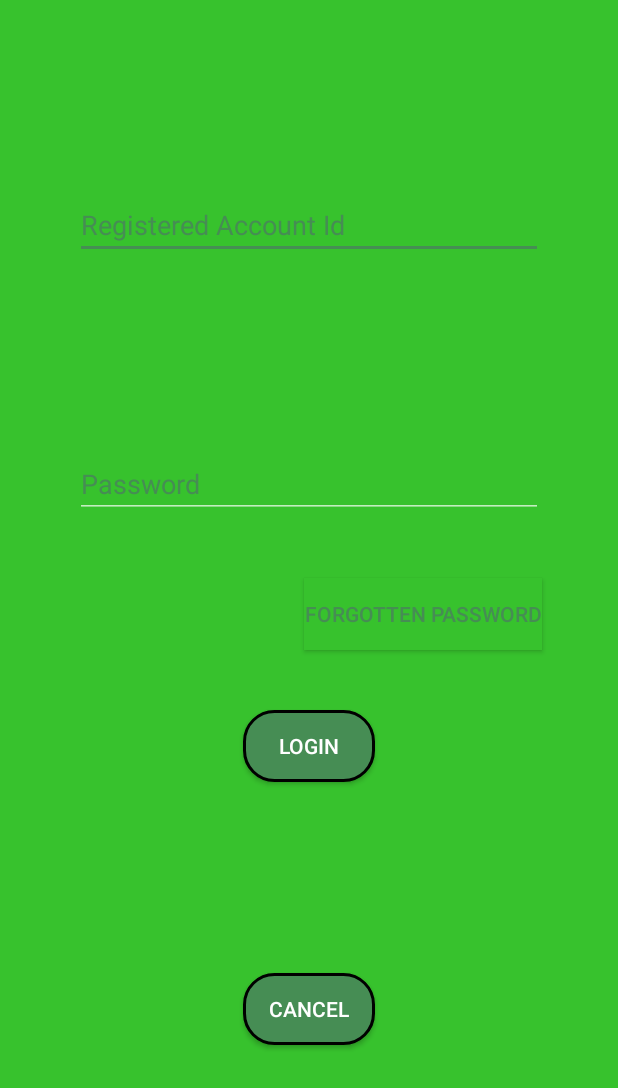
After one commit to prajjwalkumar17/PLANTIFIER, an Android app: the fragment loginFragment shown on its own in the app's theme, on a phone screen of 412 x 824 dp. The commit adds this screen. Shown: the top 1088 px of the screen. Run offline under Robolectric (Android 15) with nearby library versions, the phone set to English and light mode, and no system bars.

Commit message:
Creating the startup and onboarding part

```diff
--- a/app/build.gradle
+++ b/app/build.gradle
@@ -37,6 +37,7 @@ dependencies {
     implementation 'androidx.constraintlayout:constraintlayout:2.1.1'
     implementation 'androidx.navigation:navigation-fragment:2.3.5'
     implementation 'androidx.navigation:navigation-ui:2.3.5'
+    implementation 'androidx.legacy:legacy-support-v4:1.0.0'
     testImplementation 'junit:junit:4.+'
     androidTestImplementation 'androidx.test.ext:junit:1.1.3'
     androidTestImplementation 'androidx.test.espresso:espresso-core:3.4.0'
--- a/app/src/main/java/com/rejointech/planeta/MainActivity.java
+++ b/app/src/main/java/com/rejointech/planeta/MainActivity.java
@@ -25,6 +25,7 @@ public class MainActivity extends AppCompatActivity {
 
     @Override
     protected void onCreate(Bundle savedInstanceState) {
+        setContentView(R.layout.activity_main);
         super.onCreate(savedInstanceState);
 
 
--- /dev/null
+++ b/app/src/main/java/com/rejointech/planeta/Startup/loginFragment.java
@@ -0,0 +1,29 @@
+package com.rejointech.planeta.Startup;
+
+import android.os.Bundle;
+
+import androidx.fragment.app.Fragment;
+
+import android.view.LayoutInflater;
+import android.view.View;
+import android.view.ViewGroup;
+
+import com.rejointech.planeta.R;
+
+public class loginFragment extends Fragment {
+
+
+    @Override
+    public void onCreate(Bundle savedInstanceState) {
+        super.onCreate(savedInstanceState);
+
+    }
+
+    @Override
+    public View onCreateView(LayoutInflater inflater, ViewGroup container,
+                             Bundle savedInstanceState) {
+        // Inflate the layout for this fragment
+        View root=inflater.inflate(R.layout.fragment_login, container, false);
+        return root;
+    }
+}
--- /dev/null
+++ b/app/src/main/res/drawable/draw_forwrd_arrow.xml
@@ -0,0 +1,5 @@
+<vector android:height="24dp" android:tint="#4C7348"
+    android:viewportHeight="24" android:viewportWidth="24"
+    android:width="24dp" xmlns:android="http://schemas.android.com/apk/res/android">
+    <path android:fillColor="@android:color/white" android:pathData="M12,4l-1.41,1.41L16.17,11H4v2h12.17l-5.58,5.59L12,20l8,-8z"/>
+</vector>
--- /dev/null
+++ b/app/src/main/res/drawable/norm_bot_curved_dark.xml
@@ -0,0 +1,11 @@
+<?xml version="1.0" encoding="utf-8"?>
+<selector xmlns:android="http://schemas.android.com/apk/res/android">
+    <item>
+        <shape android:shape="rectangle">
+            <corners android:radius="20dp"/>
+            <solid android:color="@color/final_itemcolor"/>
+            <stroke android:width="2dp" android:color="@color/black"/>
+        </shape>
+    </item>
+
+</selector>
--- a/app/src/main/res/layout/activity_main.xml
+++ b/app/src/main/res/layout/activity_main.xml
@@ -1,5 +1,5 @@
 <?xml version="1.0" encoding="utf-8"?>
-<androidx.coordinatorlayout.widget.CoordinatorLayout xmlns:android="http://schemas.android.com/apk/res/android"
+<androidx.constraintlayout.widget.ConstraintLayout xmlns:android="http://schemas.android.com/apk/res/android"
     xmlns:app="http://schemas.android.com/apk/res-auto"
     xmlns:tools="http://schemas.android.com/tools"
     android:layout_width="match_parent"
@@ -8,4 +8,4 @@
 
 
 
-</androidx.coordinatorlayout.widget.CoordinatorLayout>
+</androidx.constraintlayout.widget.ConstraintLayout>
--- /dev/null
+++ b/app/src/main/res/layout/fragment_login.xml
@@ -0,0 +1,74 @@
+<?xml version="1.0" encoding="utf-8"?>
+<androidx.constraintlayout.widget.ConstraintLayout xmlns:android="http://schemas.android.com/apk/res/android"
+    xmlns:tools="http://schemas.android.com/tools"
+    android:layout_width="match_parent"
+    android:layout_height="match_parent"
+    xmlns:app="http://schemas.android.com/apk/res-auto"
+    tools:context=".Startup.loginFragment"
+    android:background="@color/final_master">
+    <androidx.appcompat.widget.AppCompatButton
+        android:id="@+id/appCompatButton"
+        android:layout_width="wrap_content"
+        android:layout_height="wrap_content"
+        android:gravity="center_vertical|center_horizontal"
+        android:text="LOGIN"
+        android:textColor="@color/white"
+        android:background="@drawable/norm_bot_curved_dark"
+        app:layout_constraintBottom_toTopOf="@+id/appCompatButton2"
+        app:layout_constraintEnd_toEndOf="parent"
+        app:layout_constraintStart_toStartOf="parent"
+        app:layout_constraintTop_toBottomOf="@+id/appCompatEditText" />
+
+    <androidx.appcompat.widget.AppCompatButton
+        android:id="@+id/appCompatButton8"
+        android:layout_width="wrap_content"
+        android:layout_height="wrap_content"
+        android:background="@color/final_master"
+        android:text="Forgotten Password"
+        android:textColor="@color/final_itemcolor"
+        app:layout_constraintHorizontal_bias="0.8"
+        app:layout_constraintBottom_toTopOf="@+id/appCompatButton"
+        app:layout_constraintEnd_toEndOf="parent"
+        app:layout_constraintStart_toStartOf="parent"
+        app:layout_constraintTop_toBottomOf="@+id/appCompatEditText" />
+
+    <androidx.appcompat.widget.AppCompatButton
+        android:id="@+id/appCompatButton2"
+        android:layout_width="wrap_content"
+        android:layout_height="wrap_content"
+        android:text="Cancel"
+        android:textColor="@color/white"
+        android:background="@drawable/norm_bot_curved_dark"
+        app:layout_constraintBottom_toBottomOf="parent"
+        app:layout_constraintEnd_toEndOf="parent"
+        app:layout_constraintStart_toStartOf="parent"
+        app:layout_constraintTop_toBottomOf="@+id/appCompatButton" />
+
+    <androidx.appcompat.widget.AppCompatEditText
+        android:id="@+id/appCompatEditText2"
+        android:layout_width="match_parent"
+        android:layout_height="wrap_content"
+        android:layout_marginStart="50dp"
+        android:textColorHint="@color/final_itemcolor"
+        android:hint="Registered Account Id"
+        android:layout_marginEnd="50dp"
+        app:layout_constraintBottom_toTopOf="@+id/appCompatEditText"
+        app:layout_constraintEnd_toEndOf="parent"
+        app:layout_constraintStart_toStartOf="parent"
+        app:layout_constraintTop_toTopOf="parent" />
+
+    <androidx.appcompat.widget.AppCompatEditText
+        android:id="@+id/appCompatEditText"
+        android:layout_width="match_parent"
+        android:layout_height="wrap_content"
+        android:hint="Password"
+        android:textColorHint="@color/final_itemcolor"
+        android:layout_marginStart="50dp"
+        android:layout_marginEnd="50dp"
+        app:layout_constraintBottom_toTopOf="@+id/appCompatButton"
+        app:layout_constraintEnd_toEndOf="parent"
+        app:layout_constraintStart_toStartOf="parent"
+        app:layout_constraintTop_toBottomOf="@+id/appCompatEditText2" />
+
+
+</androidx.constraintlayout.widget.ConstraintLayout>
--- a/app/src/main/res/values-night/themes.xml
+++ /dev/null
@@ -1,16 +0,0 @@
-<resources xmlns:tools="http://schemas.android.com/tools">
-    <!-- Base application theme. -->
-    <style name="Theme.Planeta" parent="Theme.MaterialComponents.DayNight.DarkActionBar">
-        <!-- Primary brand color. -->
-        <item name="colorPrimary">@color/purple_200</item>
-        <item name="colorPrimaryVariant">@color/purple_700</item>
-        <item name="colorOnPrimary">@color/black</item>
-        <!-- Secondary brand color. -->
-        <item name="colorSecondary">@color/teal_200</item>
-        <item name="colorSecondaryVariant">@color/teal_200</item>
-        <item name="colorOnSecondary">@color/black</item>
-        <!-- Status bar color. -->
-        <item name="android:statusBarColor" tools:targetApi="l">?attr/colorPrimaryVariant</item>
-        <!-- Customize your theme here. -->
-    </style>
-</resources>
--- a/app/src/main/res/values/colors.xml
+++ b/app/src/main/res/values/colors.xml
@@ -1,10 +1,24 @@
 <?xml version="1.0" encoding="utf-8"?>
 <resources>
     <color name="purple_200">#FFBB86FC</color>
+    <color name="master_primary">#0336FF</color>
+    <color name="master_pale">#239BF8</color>
+    <color name="master_secondary">#FFDE03</color>
+
+
+    <color name="final_master">#37C22D</color>
+    <color name="final_secondary">#33FF8B</color>
+    <color name="final_itemcolor">#468D54</color>
+
+    <color name="red">#FF0303</color>
+    <color name="pale_red">#EC2828</color>
     <color name="purple_500">#FF6200EE</color>
     <color name="purple_700">#FF3700B3</color>
+
     <color name="teal_200">#FF03DAC5</color>
     <color name="teal_700">#FF018786</color>
     <color name="black">#FF000000</color>
     <color name="white">#FFFFFFFF</color>
+    <color name="green">#87DF21</color>
+    <color name="yellow_pale">#D7E1C50D</color>
 </resources>
--- a/app/src/main/res/values/strings.xml
+++ b/app/src/main/res/values/strings.xml
@@ -9,4 +9,6 @@
 
     <string name="hello_first_fragment">Hello first fragment</string>
     <string name="hello_second_fragment">Hello second fragment. Arg: %1$s</string>
+    <!-- TODO: Remove or change this placeholder text -->
+    <string name="hello_blank_fragment">Hello blank fragment</string>
 </resources>
--- a/app/src/main/res/values/themes.xml
+++ b/app/src/main/res/values/themes.xml
@@ -1,16 +1,16 @@
 <resources xmlns:tools="http://schemas.android.com/tools">
     <!-- Base application theme. -->
-    <style name="Theme.Planeta" parent="Theme.MaterialComponents.DayNight.DarkActionBar">
+    <style name="Theme.Planeta" parent="Theme.MaterialComponents.NoActionBar">
         <!-- Primary brand color. -->
-        <item name="colorPrimary">@color/purple_500</item>
-        <item name="colorPrimaryVariant">@color/purple_700</item>
+        <item name="colorPrimary">@color/final_master</item>
+        <item name="colorPrimaryVariant">@color/final_secondary</item>
         <item name="colorOnPrimary">@color/white</item>
         <!-- Secondary brand color. -->
-        <item name="colorSecondary">@color/teal_200</item>
+        <item name="colorSecondary">@color/final_itemcolor</item>
         <item name="colorSecondaryVariant">@color/teal_700</item>
         <item name="colorOnSecondary">@color/black</item>
         <!-- Status bar color. -->
-        <item name="android:statusBarColor" tools:targetApi="l">?attr/colorPrimaryVariant</item>
+        <item name="android:statusBarColor" tools:targetApi="l">?attr/colorPrimary</item>
         <!-- Customize your theme here. -->
     </style>
 
```
Also changed, not shown: app/src/main/AndroidManifest.xml (+9 -0 lines), app/src/main/java/com/rejointech/planeta/Startup/Onboarding1Fragment.java (added, +39 -0 lines), app/src/main/java/com/rejointech/planeta/Startup/Onboarding2Fragment.java (added, +40 -0 lines), app/src/main/java/com/rejointech/planeta/Startup/Startup_container.java (added, +16 -0 lines), app/src/main/res/layout/fragment_onboarding1.xml (added, +22 -0 lines), app/src/main/res/layout/fragment_onboarding2.xml (added, +22 -0 lines), app/src/main/res/layout/startup_container.xml (added, +29 -0 lines), app/src/main/res/menu/menu_main.xml (deleted, +0 -10 lines).
